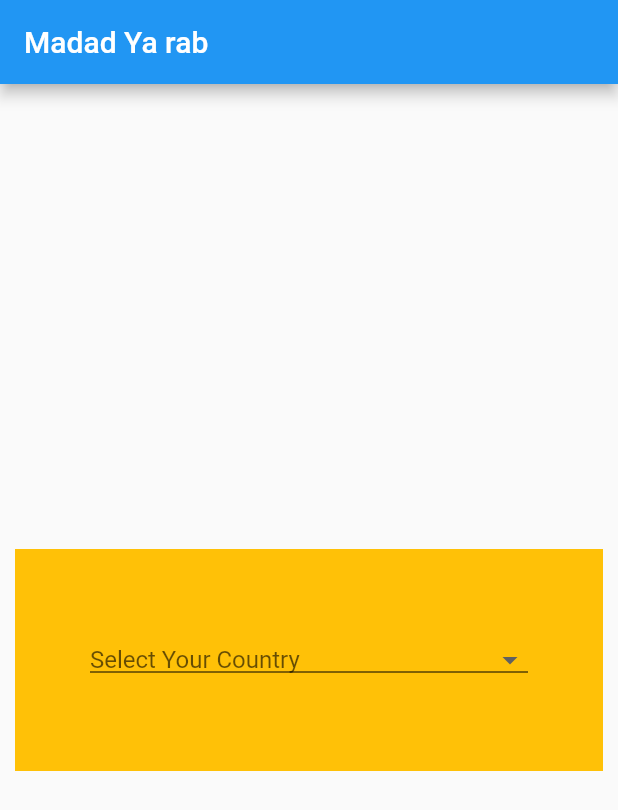
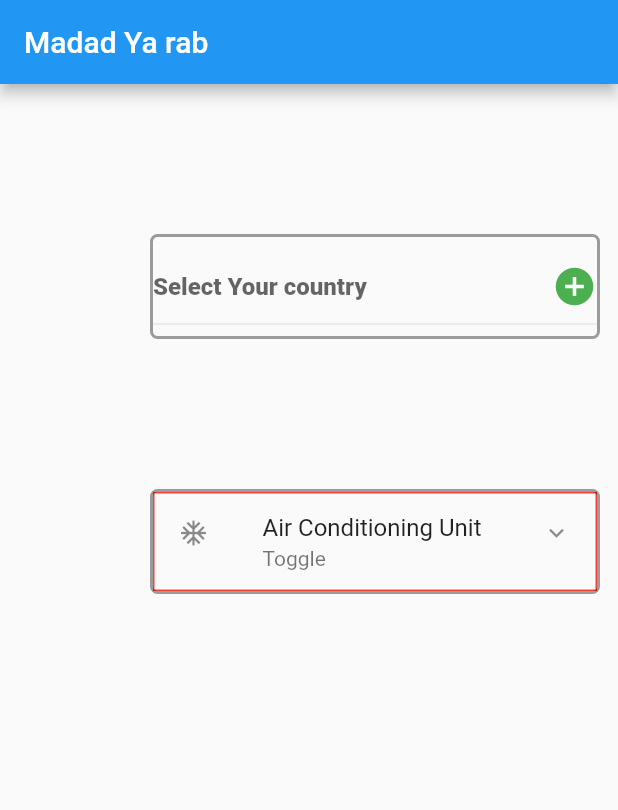
Before and after one commit to nash-2023/0003, a Flutter app: the screen it shows after launch, on a phone screen of 412 x 824 dp. Shown: the top 810 px of the screen. Run offline on Flutter 3.47's test engine with Material 2 defaults, Android fonts, the phone set to English and light mode, and no system bars; Roboto replaces fonts that are missing (Calibri).

Commit message:
mehwar pc

```diff
--- a/app_3/lib/tDrobDnBtn.dart
+++ b/app_3/lib/tDrobDnBtn.dart
@@ -11,35 +11,105 @@ class _TdrbdnbtnState extends State<Tdrbdnbtn> {
   var _selectedCountry;
   @override
   Widget build(BuildContext context) {
-    final _items = ["EGP", "USA", "ENG", "UAI", "SKG", "SYR", "TRK"]
-        .map((i) => DropdownMenuItem(child: Text(i), value: i))
+    var _items = ['Arc', 'Doc', 'Egp', 'Uae', 'Xyz', 'Dwg', 'Gid'];
+    var _drbDnMnuItms = _items
+        .map((e) => DropdownMenuItem(
+              child: Text(e),
+              value: e,
+            ))
         .toList();
+    void _chngCntry(v) {
+      setState(() {
+        _selectedCountry = v.toString();
+      });
+    }
 
-    return Center(
-      //***********
-      child: Container(
-        color: Colors.amber,
-        padding: EdgeInsets.all(50.0),
-        margin: EdgeInsets.all(10.0),
-        child: DropdownButton(
-          underline: Divider(color: Colors.black),
-          isExpanded: true,
-          dropdownColor: Colors.red,
-          // icon: Icon(Icons.abc),
-          items: _items,
-          onChanged: (v) {
-            setState(() {
-              _selectedCountry = v.toString();
-            });
-          },
-          value: _selectedCountry,
-          hint: Text(
-            "Select Your Country",
-            // textAlign: TextAlign.center,
+    return Column(
+      children: [
+        Container(
+          // alignment: Alignment.topCenter,
+          width: 300.0,
+          height: 70.0,
+          // padding: EdgeInsets.all(0.0),
+          margin: EdgeInsets.only(left: 100.0, top: 100.0),
+          decoration: BoxDecoration(
+            // color: Color.fromARGB(255, 143, 92, 238),
+            border: Border.all(
+              color: Colors.black38,
+              width: 2.0,
+            ),
+            borderRadius: BorderRadius.circular(5.0),
           ),
+          child: DropdownButton(
+            items: _drbDnMnuItms,
+            value: _selectedCountry,
+            hint: Text("Select Your country"),
+            onChanged: _chngCntry,
+            underline: Divider(
+              color: null,
+              thickness: 0.0,
+              height: 0.0,
+            ),
+            // elevation: 10,
+            style: TextStyle(
+              // color: Colors.red,
+              fontSize: 16.0,
+              fontWeight: FontWeight.w900,
+              fontFamily: "Calibri",
+            ),
+            icon: Icon(
+              Icons.add_circle,
+              // color: Colors.green,   // if this hava a value, it will conquer
+              // size: 30.0,            // if this hava a value, it will conquer
+            ),
+            isExpanded: true,
+            // isDense: true,
+            // alignment: Alignment.center,
+            // borderRadius: BorderRadius.circular(5.0),
+            menuMaxHeight: 210.0,
+            itemHeight: 70.0,
+            // focusColor: Color.fromARGB(255, 164, 243, 127),
+            // dropdownColor: Color.fromARGB(255, 109, 243, 165),
+            iconSize: 30.0,
+            iconEnabledColor: Colors.green,
+          ),
+
+          //*********
         ),
-      ),
-      //*********
+        Container(
+          // alignment: Alignment.topCenter,
+          width: 300.0,
+          height: 70.0,
+          // padding: EdgeInsets.all(0.0),
+          margin: EdgeInsets.only(left: 100.0, top: 100.0),
+          decoration: BoxDecoration(
+            // color: Color.fromARGB(255, 143, 92, 238),
+            border: Border.all(
+              color: Colors.black38,
+              width: 2.0,
+            ),
+            borderRadius: BorderRadius.circular(5.0),
+          ),
+          child: ListTile(
+            leading: Icon(
+              Icons.ac_unit,
+              size: 20,
+            ), //Text("leading"),
+            title: Text("Air Conditioning Unit"),
+            subtitle: Text("Toggle"),
+            trailing: Icon(
+              Icons.expand_more,
+              size: 20,
+            ),
+            isThreeLine: true,
+            dense: false,
+            shape: Border.all(
+              color: Colors.red,
+              width: 1.0,
+            ),
+          ),
+        )
+      ],
     );
   }
 }
```
